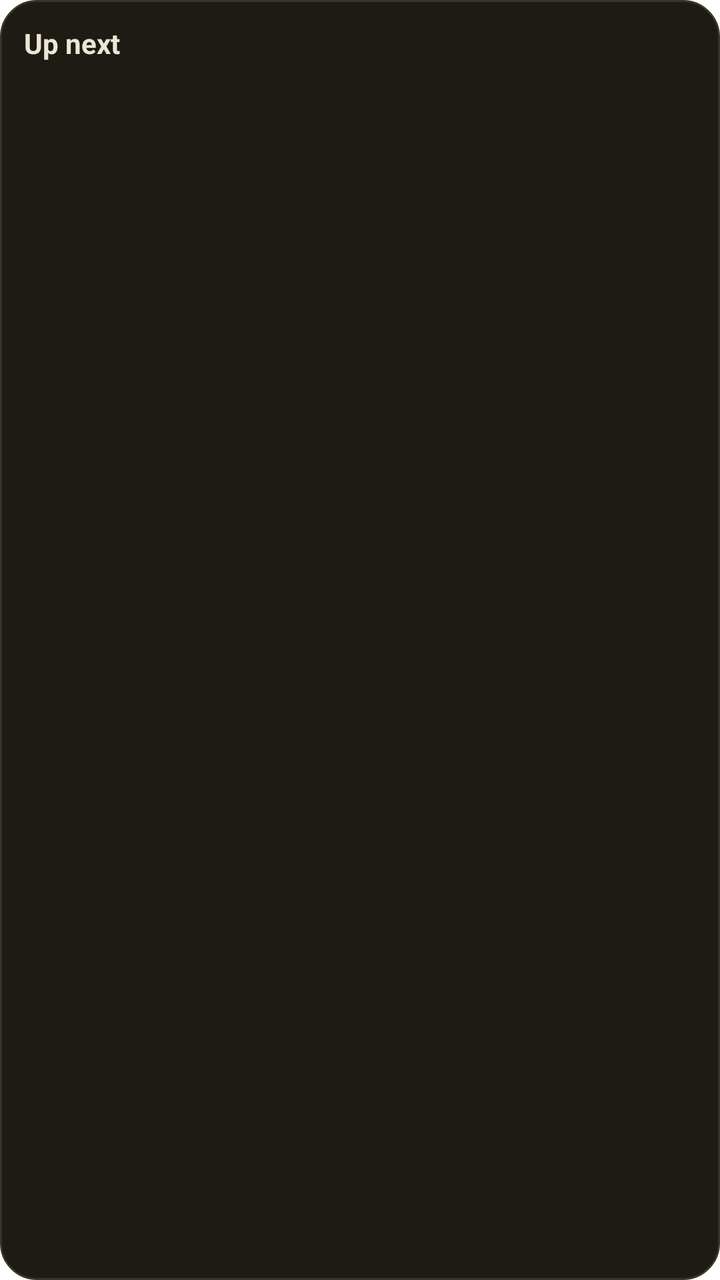
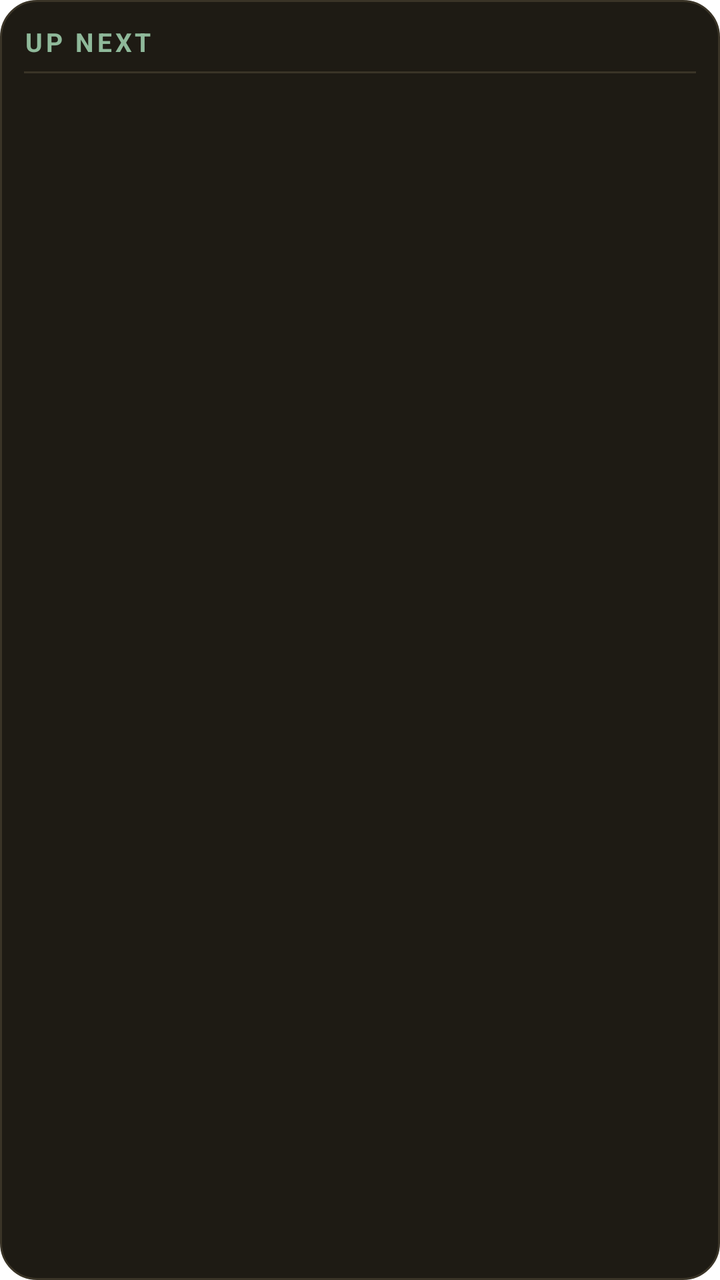

The first picture is an Android layout as it rendered before a commit; the second is the same layout after the commit. The layout source and the unified diff follow.
<!-- AndroidManifest.xml: fallback theme Theme.MaterialComponents.DayNight.NoActionBar -->
<!-- res/layout/agenda_widget.xml -->
<?xml version="1.0" encoding="utf-8"?>
<LinearLayout xmlns:android="http://schemas.android.com/apk/res/android"
    android:id="@+id/widget_root"
    android:layout_width="match_parent"
    android:layout_height="match_parent"
    android:orientation="vertical"
    android:padding="12dp"
    android:background="@drawable/widget_bg_dark">

    <LinearLayout
        android:layout_width="match_parent"
        android:layout_height="wrap_content"
        android:orientation="horizontal">

        <TextView
            android:id="@+id/widget_title"
            android:layout_width="0dp"
            android:layout_height="wrap_content"
            android:layout_weight="1"
            android:textSize="14sp"
            android:textStyle="bold"
            android:text="Up next"
            android:textColor="#ECE6D6" />

        <TextView
            android:id="@+id/widget_meta"
            android:layout_width="wrap_content"
            android:layout_height="wrap_content"
            android:textSize="11sp"
            android:textColor="#A29A88" />
    </LinearLayout>

    <LinearLayout
        android:id="@+id/rows"
        android:layout_width="match_parent"
        android:layout_height="wrap_content"
        android:layout_marginTop="4dp"
        android:orientation="vertical" />
</LinearLayout>
<!-- resources referenced by this layout -->
<resources>
  <!-- drawable widget_bg_dark (drawable) -->
  <?xml version="1.0" encoding="utf-8"?>
  <shape xmlns:android="http://schemas.android.com/apk/res/android"
      android:shape="rectangle">
      <solid android:color="#1E1B14" />
      <corners android:radius="18dp" />
      <stroke android:width="1dp" android:color="#3A3427" />
  </shape>
</resources>

<!-- the commit's change to res/layout/agenda_widget.xml (unified diff, before → after) -->
@@ -17,10 +17,11 @@
             android:layout_width="0dp"
             android:layout_height="wrap_content"
             android:layout_weight="1"
-            android:textSize="14sp"
+            android:textSize="13sp"
             android:textStyle="bold"
-            android:text="Up next"
-            android:textColor="#ECE6D6" />
+            android:letterSpacing="0.12"
+            android:text="UP NEXT"
+            android:textColor="#8FB99A" />
 
         <TextView
             android:id="@+id/widget_meta"
@@ -30,10 +31,29 @@
             android:textColor="#A29A88" />
     </LinearLayout>
 
-    <LinearLayout
+    <TextView
+        android:id="@+id/header_divider"
+        android:layout_width="match_parent"
+        android:layout_height="1dp"
+        android:layout_marginTop="6dp"
+        android:background="#3A3427" />
+
+    <ListView
         android:id="@+id/rows"
         android:layout_width="match_parent"
+        android:layout_height="match_parent"
+        android:layout_marginTop="2dp"
+        android:divider="@null"
+        android:dividerHeight="0dp"
+        android:scrollbars="none" />
+
+    <TextView
+        android:id="@+id/empty"
+        android:layout_width="match_parent"
         android:layout_height="wrap_content"
-        android:layout_marginTop="4dp"
-        android:orientation="vertical" />
+        android:layout_marginTop="8dp"
+        android:textSize="13sp"
+        android:text="Nothing coming up"
+        android:textColor="#A29A88"
+        android:visibility="gone" />
 </LinearLayout>
